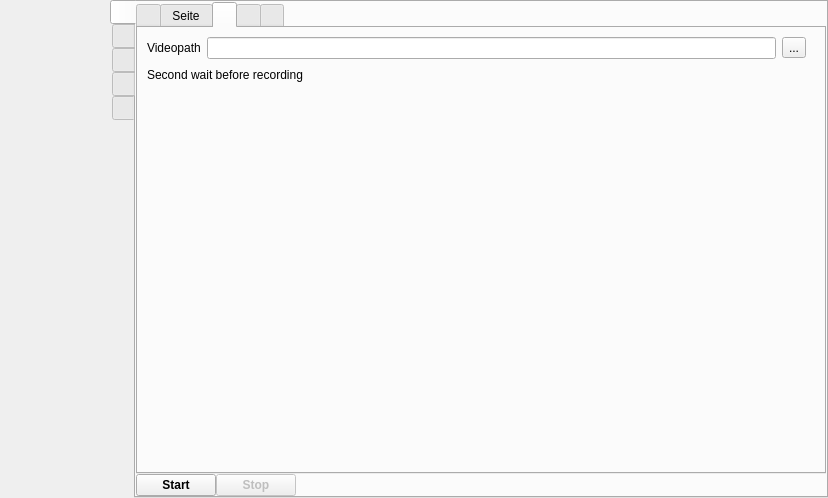
Old version of the form src/wayland/formMainWindow_wl.ui in the repository rusbomber/vokoscreenNG.
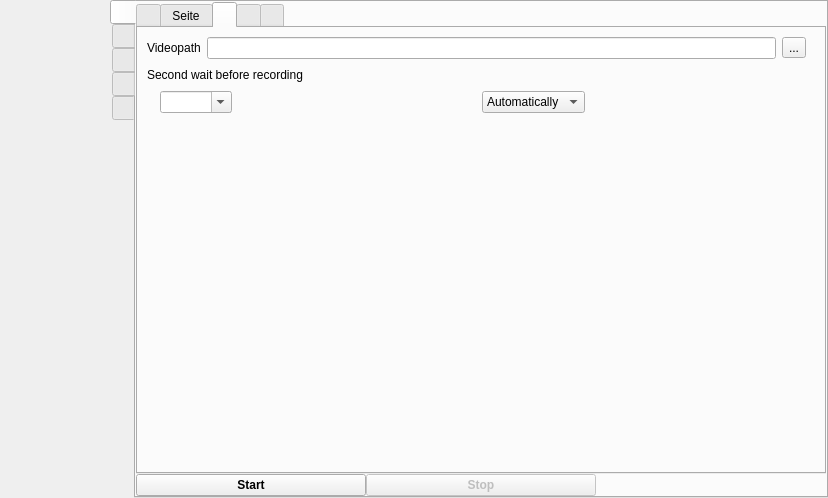
New version of the form. The open tabs and pages were chosen to show the change. Icons and pictures are not drawn.

Commit message: Wayland: Add Help

Diff of the .ui file:
```diff
--- a/src/wayland/formMainWindow_wl.ui
+++ b/src/wayland/formMainWindow_wl.ui
@@ -1417,7 +1417,7 @@
                   </item>
                  </layout>
                 </item>
-                <item row="2" column="0">
+                <item row="3" column="0">
                  <spacer name="verticalSpacer_23">
                   <property name="orientation">
                    <enum>Qt::Vertical</enum>
@@ -1457,6 +1457,105 @@
                   </item>
                  </layout>
                 </item>
+                <item row="2" column="0">
+                 <layout class="QGridLayout" name="gridLayout_14">
+                  <item row="0" column="3">
+                   <spacer name="horizontalSpacer_52">
+                    <property name="orientation">
+                     <enum>Qt::Horizontal</enum>
+                    </property>
+                    <property name="sizeHint" stdset="0">
+                     <size>
+                      <width>40</width>
+                      <height>20</height>
+                     </size>
+                    </property>
+                   </spacer>
+                  </item>
+                  <item row="0" column="4">
+                   <widget class="QLabel" name="label_35">
+                    <property name="maximumSize">
+                     <size>
+                      <width>24</width>
+                      <height>24</height>
+                     </size>
+                    </property>
+                    <property name="text">
+                     <string notr="true"/>
+                    </property>
+                    <property name="pixmap">
+                     <pixmap resource="../screencast.qrc">:/pictures/screencast/information.png</pixmap>
+                    </property>
+                    <property name="scaledContents">
+                     <bool>true</bool>
+                    </property>
+                   </widget>
+                  </item>
+                  <item row="0" column="1">
+                   <widget class="QComboBox" name="comboBoxLanguage">
+                    <property name="editable">
+                     <bool>true</bool>
+                    </property>
+                    <property name="currentText">
+                     <string notr="true"/>
+                    </property>
+                    <property name="maxVisibleItems">
+                     <number>12</number>
+                    </property>
+                    <property name="placeholderText">
+                     <string notr="true"/>
+                    </property>
+                   </widget>
+                  </item>
+                  <item row="0" column="6">
+                   <spacer name="horizontalSpacer_29">
+                    <property name="orientation">
+                     <enum>Qt::Horizontal</enum>
+                    </property>
+                    <property name="sizeHint" stdset="0">
+                     <size>
+                      <width>40</width>
+                      <height>20</height>
+                     </size>
+                    </property>
+                   </spacer>
+                  </item>
+                  <item row="0" column="5">
+                   <widget class="QComboBox" name="comboBoxOnlineHelp">
+                    <property name="currentText">
+                     <string notr="true">Automatically</string>
+                    </property>
+                    <property name="sizeAdjustPolicy">
+                     <enum>QComboBox::AdjustToContents</enum>
+                    </property>
+                    <item>
+                     <property name="text">
+                      <string>Automatically</string>
+                     </property>
+                    </item>
+                   </widget>
+                  </item>
+                  <item row="0" column="0">
+                   <widget class="QLabel" name="label_66">
+                    <property name="maximumSize">
+                     <size>
+                      <width>28</width>
+                      <height>28</height>
+                     </size>
+                    </property>
+                    <property name="text">
+                     <string notr="true"/>
+                    </property>
+                    <property name="pixmap">
+                     <pixmap resource="../screencast.qrc">:/pictures/screencast/world.png</pixmap>
+                    </property>
+                    <property name="scaledContents">
+                     <bool>true</bool>
+                    </property>
+                   </widget>
+                  </item>
+                 </layout>
+                </item>
                </layout>
               </item>
              </layout>
@@ -2118,17 +2217,7 @@
              </widget>
             </item>
             <item>
-             <spacer name="horizontalSpacer_4">
-              <property name="orientation">
-               <enum>Qt::Horizontal</enum>
-              </property>
-              <property name="sizeHint" stdset="0">
-               <size>
-                <width>40</width>
-                <height>20</height>
-               </size>
-              </property>
-             </spacer>
+             <widget class="QWidget" name="widget_2" native="true"/>
             </item>
            </layout>
           </item>
```
Left out of the diff: 4 changed lines with no effect on the pictures. The commit also changes 12 other files.
